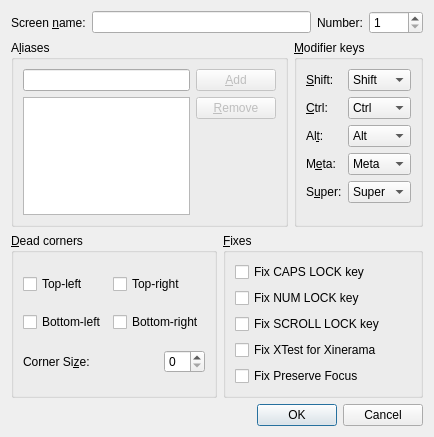
This is src/gui/src/ScreenSettingsDialogBase.ui in etherneco/etherwaver as Qt 5 draws it before an edit. The edited form follows.
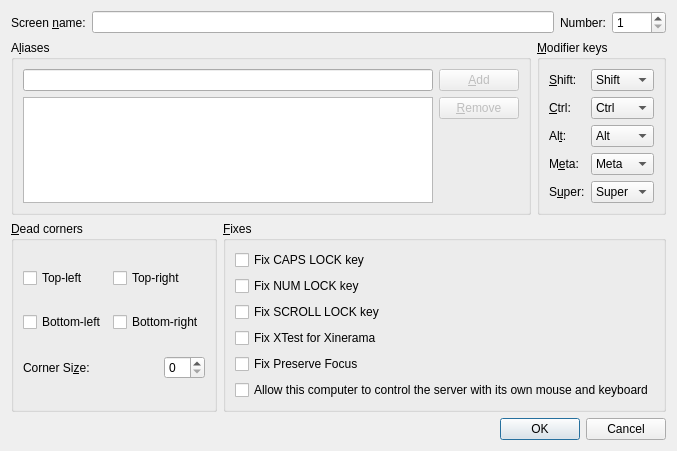
This is the edited form.

Commit message: Add remote control: forward a client's local keyboard and mouse to the server

Patch:
```diff
--- a/src/gui/src/ScreenSettingsDialogBase.ui
+++ b/src/gui/src/ScreenSettingsDialogBase.ui
@@ -496,6 +496,19 @@
          </widget>
         </item>
         <item row="5" column="0">
+         <widget class="QCheckBox" name="m_pCheckBoxRemoteControl">
+          <property name="toolTip">
+           <string>Lets this computer forward its own keyboard and mouse to the server (remote control). Without it the computer can only be controlled.</string>
+          </property>
+          <property name="text">
+           <string>Allow this computer to control the server with its own mouse and keyboard</string>
+          </property>
+          <property name="checked">
+           <bool>false</bool>
+          </property>
+         </widget>
+        </item>
+        <item row="6" column="0">
          <spacer>
           <property name="orientation">
            <enum>Qt::Vertical</enum>
```
The commit also changes 59 other files.
